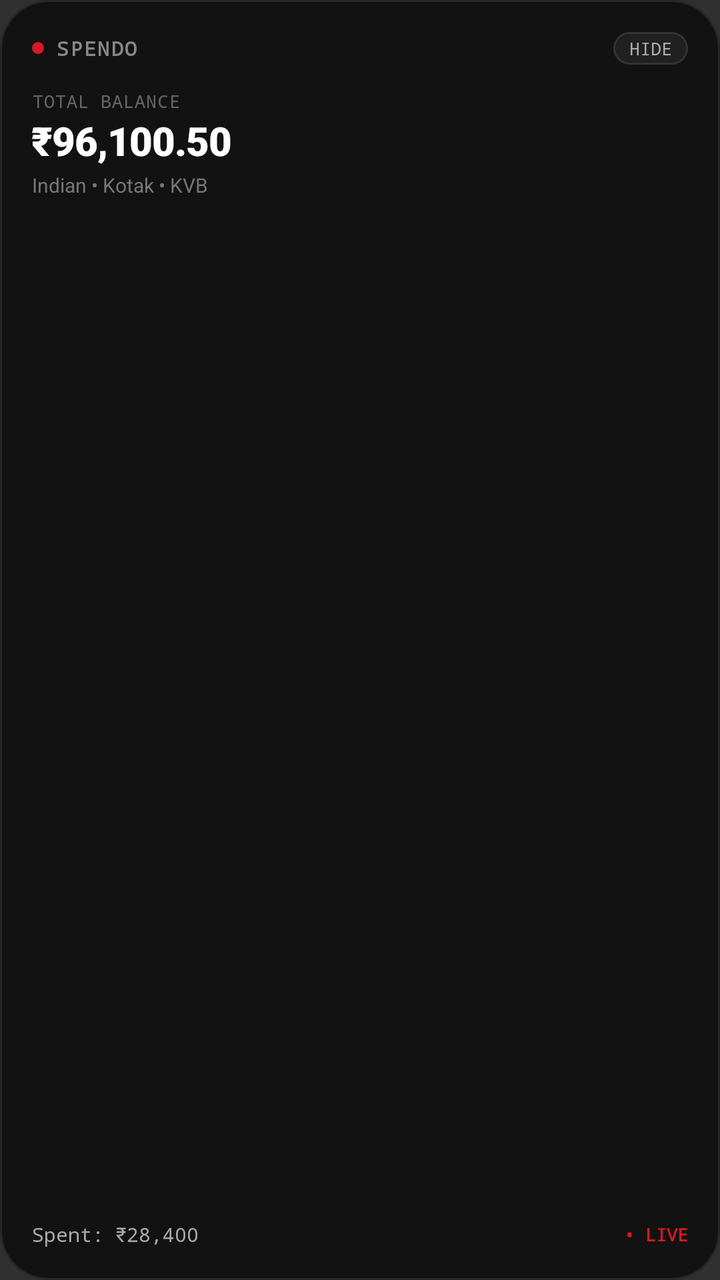
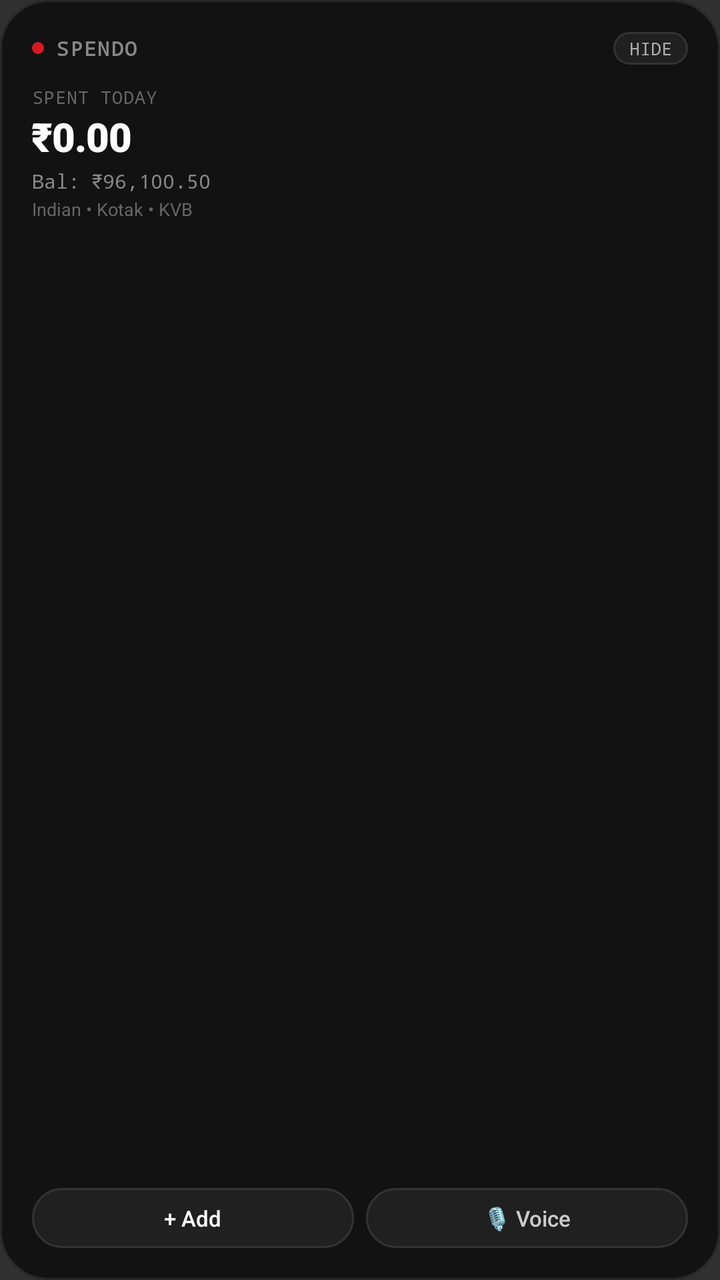

Before-and-after screenshots of an Android layout around one commit, followed by the original layout XML and the change that was made.
<!-- AndroidManifest.xml: application theme Theme.SpendWise -->
<!-- res/layout/widget_spendo_2x2.xml -->
<?xml version="1.0" encoding="utf-8"?>
<LinearLayout xmlns:android="http://schemas.android.com/apk/res/android"
    android:id="@+id/widget_2x2_root"
    android:layout_width="match_parent"
    android:layout_height="match_parent"
    android:background="@drawable/widget_background"
    android:orientation="vertical"
    android:padding="16dp">

    
    <LinearLayout
        android:layout_width="match_parent"
        android:layout_height="wrap_content"
        android:gravity="center_vertical"
        android:orientation="horizontal">

        <ImageView
            android:layout_width="6dp"
            android:layout_height="6dp"
            android:src="@drawable/widget_red_dot"
            android:contentDescription="Status indicator" />

        <TextView
            android:layout_width="0dp"
            android:layout_height="wrap_content"
            android:layout_weight="1"
            android:layout_marginStart="6dp"
            android:fontFamily="monospace"
            android:letterSpacing="0.08"
            android:text="SPENDO"
            android:textColor="#888888"
            android:textSize="10sp"
            android:textStyle="bold" />

        <TextView
            android:id="@+id/widget_2x2_privacy_toggle"
            android:layout_width="wrap_content"
            android:layout_height="wrap_content"
            android:background="@drawable/widget_pill_button"
            android:fontFamily="monospace"
            android:paddingHorizontal="8dp"
            android:paddingVertical="2dp"
            android:text="HIDE"
            android:textColor="#AAAAAA"
            android:textSize="9sp" />
    </LinearLayout>

    
    <TextView
        android:layout_width="wrap_content"
        android:layout_height="wrap_content"
        android:layout_marginTop="12dp"
        android:fontFamily="monospace"
        android:letterSpacing="0.04"
        android:text="TOTAL BALANCE"
        android:textColor="#666666"
        android:textSize="9sp" />

    <TextView
        android:id="@+id/widget_2x2_total_balance"
        android:layout_width="wrap_content"
        android:layout_height="wrap_content"
        android:fontFamily="sans-serif-black"
        android:letterSpacing="-0.02"
        android:text="₹96,100.50"
        android:textColor="#FFFFFF"
        android:textSize="20sp" />

    <TextView
        android:id="@+id/widget_2x2_accounts_summary"
        android:layout_width="wrap_content"
        android:layout_height="wrap_content"
        android:layout_marginTop="2dp"
        android:text="Indian • Kotak • KVB"
        android:textColor="#777777"
        android:textSize="10sp" />

    <View
        android:layout_width="match_parent"
        android:layout_height="0dp"
        android:layout_weight="1" />

    
    <LinearLayout
        android:layout_width="match_parent"
        android:layout_height="wrap_content"
        android:gravity="center_vertical"
        android:orientation="horizontal">

        <TextView
            android:id="@+id/widget_2x2_month_spend"
            android:layout_width="0dp"
            android:layout_height="wrap_content"
            android:layout_weight="1"
            android:fontFamily="monospace"
            android:text="Spent: ₹28,400"
            android:textColor="#AAAAAA"
            android:textSize="10sp" />

        <TextView
            android:id="@+id/widget_2x2_last_updated"
            android:layout_width="wrap_content"
            android:layout_height="wrap_content"
            android:fontFamily="monospace"
            android:text="• LIVE"
            android:textColor="#D71921"
            android:textSize="9sp"
            android:textStyle="bold" />
    </LinearLayout>
</LinearLayout>
<!-- resources referenced by this layout -->
<resources>
  <!-- drawable widget_background (drawable) -->
  <?xml version="1.0" encoding="utf-8"?>
  <shape xmlns:android="http://schemas.android.com/apk/res/android"
      android:shape="rectangle">
      <solid android:color="#121212" />
      <corners android:radius="24dp" />
      <stroke
          android:width="1dp"
          android:color="#282828" />
  </shape>
  <!-- drawable widget_pill_button (drawable) -->
  <?xml version="1.0" encoding="utf-8"?>
  <shape xmlns:android="http://schemas.android.com/apk/res/android"
      android:shape="rectangle">
      <solid android:color="#202020" />
      <corners android:radius="16dp" />
      <stroke
          android:width="1dp"
          android:color="#333333" />
  </shape>
  <!-- drawable widget_red_dot (drawable) -->
  <?xml version="1.0" encoding="utf-8"?>
  <shape xmlns:android="http://schemas.android.com/apk/res/android"
      android:shape="oval">
      <solid android:color="#D71921" />
      <size
          android:width="6dp"
          android:height="6dp" />
  </shape>
  <style name="Theme.SpendWise" parent="android:Theme.Material.NoActionBar">
          <item name="android:statusBarColor">@color/charcoal_bg</item>
          <item name="android:navigationBarColor">@color/charcoal_surface</item>
      </style>
  <color name="charcoal_bg">#0D0F11</color>
  <color name="charcoal_surface">#121417</color>
</resources>

<!-- the commit's change to res/layout/widget_spendo_2x2.xml (unified diff, before → after) -->
@@ -47,35 +47,48 @@
 
     
     <TextView
+        android:id="@+id/widget_2x2_metric_label"
         android:layout_width="wrap_content"
         android:layout_height="wrap_content"
-        android:layout_marginTop="12dp"
+        android:layout_marginTop="10dp"
         android:fontFamily="monospace"
         android:letterSpacing="0.04"
-        android:text="TOTAL BALANCE"
+        android:text="SPENT TODAY"
         android:textColor="#666666"
         android:textSize="9sp" />
+
+    <TextView
+        android:id="@+id/widget_2x2_today_spend"
+        android:layout_width="wrap_content"
+        android:layout_height="wrap_content"
+        android:fontFamily="sans-serif-black"
+        android:letterSpacing="-0.02"
+        android:text="₹0.00"
+        android:textColor="#FFFFFF"
+        android:textSize="20sp" />
 
     <TextView
         android:id="@+id/widget_2x2_total_balance"
         android:layout_width="wrap_content"
         android:layout_height="wrap_content"
-        android:fontFamily="sans-serif-black"
-        android:letterSpacing="-0.02"
-        android:text="₹96,100.50"
-        android:textColor="#FFFFFF"
-        android:textSize="20sp" />
+        android:layout_marginTop="2dp"
+        android:fontFamily="monospace"
+        android:text="Bal: ₹96,100.50"
+        android:textColor="#888888"
+        android:textSize="10sp" />
 
     <TextView
         android:id="@+id/widget_2x2_accounts_summary"
         android:layout_width="wrap_content"
         android:layout_height="wrap_content"
-        android:layout_marginTop="2dp"
+        android:layout_marginTop="1dp"
+        android:ellipsize="end"
+        android:maxLines="1"
         android:text="Indian • Kotak • KVB"
-        android:textColor="#777777"
-        android:textSize="10sp" />
+        android:textColor="#666666"
+        android:textSize="9sp" />
 
-    <View
+    <FrameLayout
         android:layout_width="match_parent"
         android:layout_height="0dp"
         android:layout_weight="1" />
@@ -88,23 +101,28 @@
         android:orientation="horizontal">
 
         <TextView
-            android:id="@+id/widget_2x2_month_spend"
+            android:id="@+id/widget_2x2_action_add"
             android:layout_width="0dp"
-            android:layout_height="wrap_content"
+            android:layout_height="30dp"
             android:layout_weight="1"
-            android:fontFamily="monospace"
-            android:text="Spent: ₹28,400"
-            android:textColor="#AAAAAA"
-            android:textSize="10sp" />
+            android:background="@drawable/widget_pill_button"
+            android:fontFamily="sans-serif-medium"
+            android:gravity="center"
+            android:text="+ Add"
+            android:textColor="#FFFFFF"
+            android:textSize="11sp" />
 
         <TextView
-            android:id="@+id/widget_2x2_last_updated"
-            android:layout_width="wrap_content"
-            android:layout_height="wrap_content"
-            android:fontFamily="monospace"
-            android:text="• LIVE"
-            android:textColor="#D71921"
-            android:textSize="9sp"
-            android:textStyle="bold" />
+            android:id="@+id/widget_2x2_action_voice"
+            android:layout_width="0dp"
+            android:layout_height="30dp"
+            android:layout_marginStart="6dp"
+            android:layout_weight="1"
+            android:background="@drawable/widget_pill_button"
+            android:fontFamily="sans-serif-medium"
+            android:gravity="center"
+            android:text="🎙️ Voice"
+            android:textColor="#CCCCCC"
+            android:textSize="11sp" />
     </LinearLayout>
 </LinearLayout>
